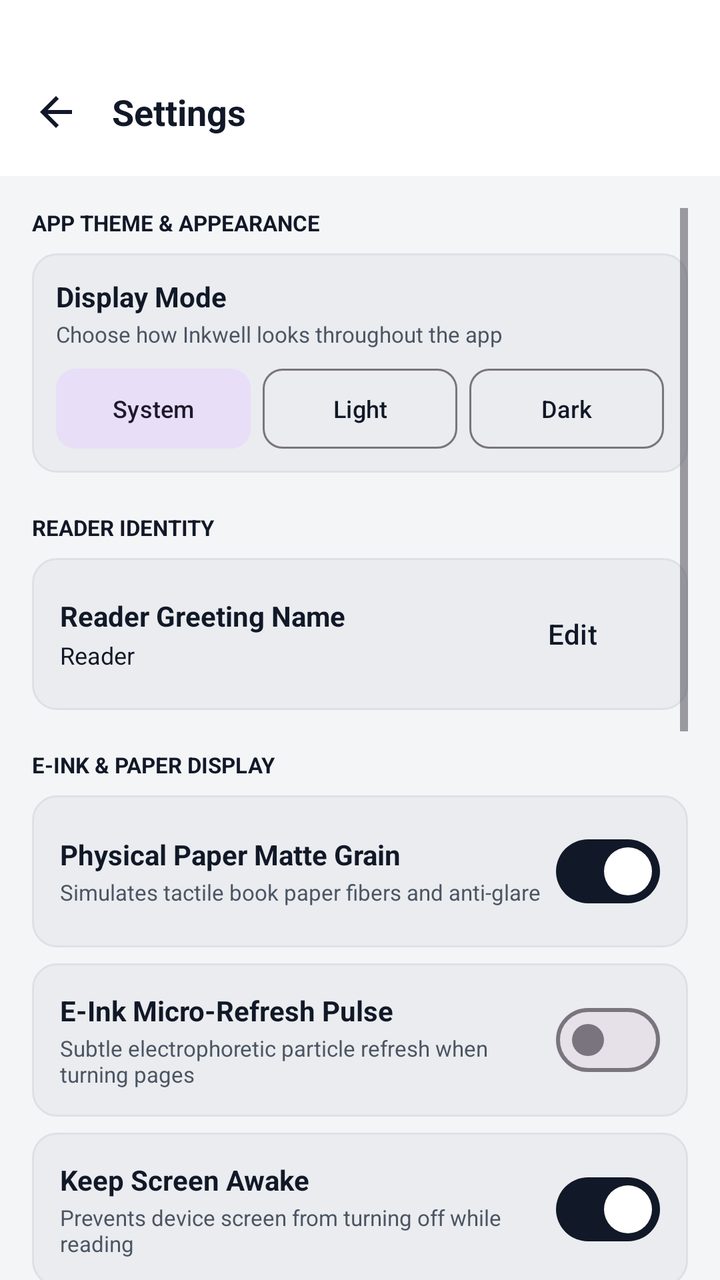
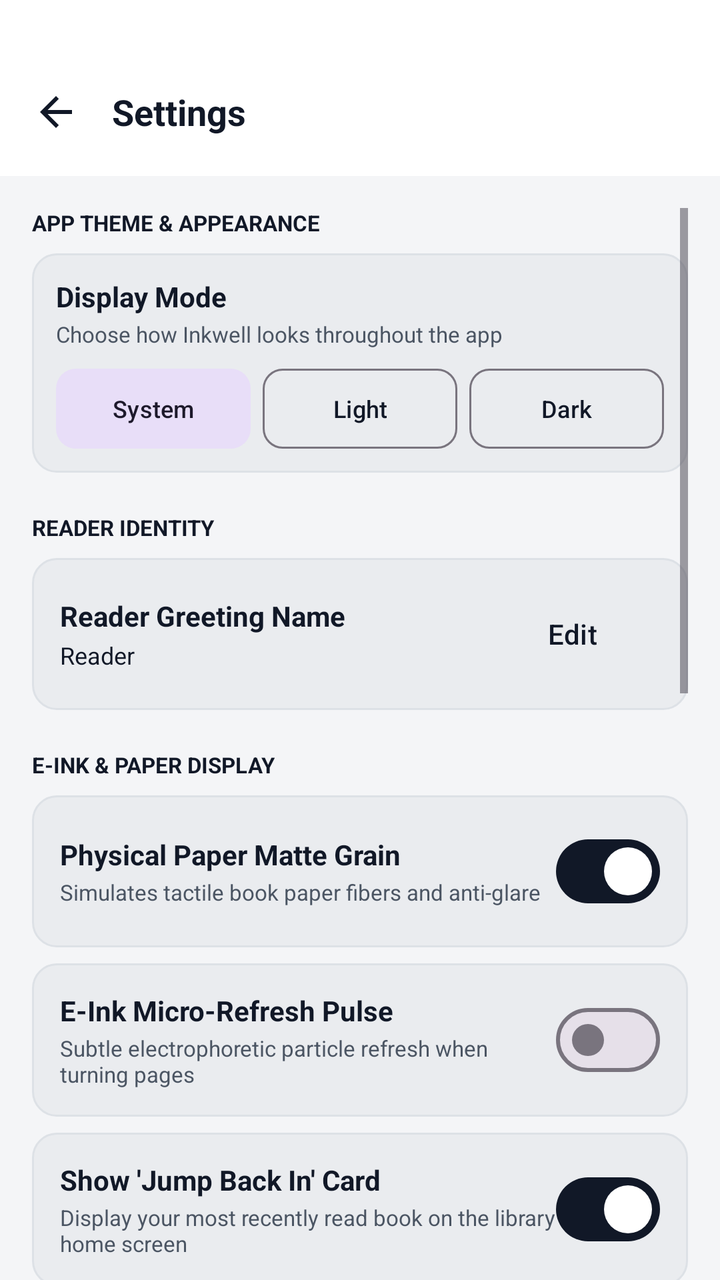

The first picture is an Android layout as it rendered before a commit; the second is the same layout after the commit. The layout source and the unified diff follow.
<!-- AndroidManifest.xml: application theme Theme.LuminaReader -->
<!-- res/layout/activity_settings.xml -->
<?xml version="1.0" encoding="utf-8"?>
<LinearLayout xmlns:android="http://schemas.android.com/apk/res/android"
    xmlns:app="http://schemas.android.com/apk/res-auto"
    android:layout_width="match_parent"
    android:layout_height="match_parent"
    android:background="@color/app_bg"
    android:orientation="vertical">

    
    <LinearLayout
        android:layout_width="match_parent"
        android:layout_height="wrap_content"
        android:background="@color/app_surface"
        android:gravity="center_vertical"
        android:orientation="horizontal"
        android:paddingHorizontal="8dp"
        android:paddingTop="36dp"
        android:paddingBottom="12dp">

        <ImageButton
            android:id="@+id/btnBack"
            android:layout_width="40dp"
            android:layout_height="40dp"
            android:background="?attr/selectableItemBackgroundBorderless"
            android:contentDescription="Back"
            android:src="@drawable/ic_arrow_back"
            app:tint="@color/text_primary" />

        <TextView
            android:layout_width="0dp"
            android:layout_height="wrap_content"
            android:layout_marginStart="8dp"
            android:layout_weight="1"
            android:text="Settings"
            android:textColor="@color/text_primary"
            android:textSize="18sp"
            android:textStyle="bold" />

    </LinearLayout>

    <ScrollView
        android:layout_width="match_parent"
        android:layout_height="match_parent"
        android:clipToPadding="false"
        android:padding="16dp">

        <LinearLayout
            android:layout_width="match_parent"
            android:layout_height="wrap_content"
            android:orientation="vertical">

            
            <TextView
                android:layout_width="wrap_content"
                android:layout_height="wrap_content"
                android:text="APP THEME &amp; APPEARANCE"
                android:textColor="@color/brand_primary"
                android:textSize="11sp"
                android:textStyle="bold" />

            <LinearLayout
                android:layout_width="match_parent"
                android:layout_height="wrap_content"
                android:layout_marginTop="8dp"
                android:background="@drawable/bg_setting_card"
                android:orientation="vertical"
                android:padding="12dp">

                <TextView
                    android:layout_width="wrap_content"
                    android:layout_height="wrap_content"
                    android:text="Display Mode"
                    android:textColor="@color/text_primary"
                    android:textSize="14sp"
                    android:textStyle="bold" />

                <TextView
                    android:layout_width="wrap_content"
                    android:layout_height="wrap_content"
                    android:layout_marginTop="2dp"
                    android:text="Choose how Inkwell looks throughout the app"
                    android:textColor="@color/text_secondary"
                    android:textSize="11sp" />

                <LinearLayout
                    android:layout_width="match_parent"
                    android:layout_height="wrap_content"
                    android:layout_marginTop="10dp"
                    android:orientation="horizontal">

                    <com.google.android.material.button.MaterialButton
                        android:id="@+id/btnThemeSystem"
                        style="@style/Widget.Material3.Button.TonalButton"
                        android:layout_width="0dp"
                        android:layout_height="40dp"
                        android:layout_marginEnd="4dp"
                        android:layout_weight="1"
                        android:insetTop="0dp"
                        android:insetBottom="0dp"
                        android:text="System"
                        android:textSize="12sp"
                        app:cornerRadius="10dp" />

                    <com.google.android.material.button.MaterialButton
                        android:id="@+id/btnThemeLight"
                        style="@style/Widget.Material3.Button.OutlinedButton"
                        android:layout_width="0dp"
                        android:layout_height="40dp"
                        android:layout_marginHorizontal="2dp"
                        android:layout_weight="1"
                        android:insetTop="0dp"
                        android:insetBottom="0dp"
                        android:text="Light"
                        android:textSize="12sp"
                        app:cornerRadius="10dp" />

                    <com.google.android.material.button.MaterialButton
                        android:id="@+id/btnThemeDark"
                        style="@style/Widget.Material3.Button.OutlinedButton"
                        android:layout_width="0dp"
                        android:layout_height="40dp"
                        android:layout_marginStart="4dp"
                        android:layout_weight="1"
                        android:insetTop="0dp"
                        android:insetBottom="0dp"
                        android:text="Dark"
                        android:textSize="12sp"
                        app:cornerRadius="10dp" />
                </LinearLayout>
            </LinearLayout>

            
            <TextView
                android:layout_width="wrap_content"
                android:layout_height="wrap_content"
                android:layout_marginTop="20dp"
                android:text="READER IDENTITY"
                android:textColor="@color/brand_primary"
                android:textSize="11sp"
                android:textStyle="bold" />

            <LinearLayout
                android:layout_width="match_parent"
                android:layout_height="wrap_content"
                android:layout_marginTop="8dp"
                android:background="@drawable/bg_setting_card"
                android:gravity="center_vertical"
                android:orientation="horizontal"
                android:padding="14dp">

                <LinearLayout
                    android:layout_width="0dp"
                    android:layout_height="wrap_content"
                    android:layout_weight="1"
                    android:orientation="vertical">

                    <TextView
                        android:layout_width="wrap_content"
                        android:layout_height="wrap_content"
                        android:text="Reader Greeting Name"
                        android:textColor="@color/text_primary"
                        android:textSize="14sp"
                        android:textStyle="bold" />

                    <TextView
                        android:id="@+id/tvCurrentReaderName"
                        android:layout_width="wrap_content"
                        android:layout_height="wrap_content"
                        android:layout_marginTop="2dp"
                        android:text="Reader"
                        android:textColor="@color/brand_primary"
                        android:textSize="12sp" />
                </LinearLayout>

                <com.google.android.material.button.MaterialButton
                    android:id="@+id/btnEditReaderName"
                    style="@style/Widget.Material3.Button.TextButton"
                    android:layout_width="wrap_content"
                    android:layout_height="wrap_content"
                    android:text="Edit"
                    android:textColor="@color/brand_primary" />
            </LinearLayout>

            
            <TextView
                android:layout_width="wrap_content"
                android:layout_height="wrap_content"
                android:layout_marginTop="20dp"
                android:text="E-INK &amp; PAPER DISPLAY"
                android:textColor="@color/brand_primary"
                android:textSize="11sp"
                android:textStyle="bold" />

            
            <LinearLayout
                android:layout_width="match_parent"
                android:layout_height="wrap_content"
                android:layout_marginTop="8dp"
                android:background="@drawable/bg_setting_card"
                android:gravity="center_vertical"
                android:orientation="horizontal"
                android:padding="14dp">

                <LinearLayout
                    android:layout_width="0dp"
                    android:layout_height="wrap_content"
                    android:layout_weight="1"
                    android:orientation="vertical">

                    <TextView
                        android:layout_width="wrap_content"
                        android:layout_height="wrap_content"
                        android:text="Physical Paper Matte Grain"
                        android:textColor="@color/text_primary"
                        android:textSize="14sp"
                        android:textStyle="bold" />

                    <TextView
                        android:layout_width="wrap_content"
                        android:layout_height="wrap_content"
                        android:layout_marginTop="2dp"
                        android:text="Simulates tactile book paper fibers and anti-glare"
                        android:textColor="@color/text_secondary"
                        android:textSize="11sp" />
                </LinearLayout>

                <com.google.android.material.materialswitch.MaterialSwitch
                    android:id="@+id/switchSettingsPaperMatte"
                    android:layout_width="wrap_content"
                    android:layout_height="wrap_content"
                    android:checked="true" />
            </LinearLayout>

            
            <LinearLayout
                android:layout_width="match_parent"
                android:layout_height="wrap_content"
                android:layout_marginTop="8dp"
                android:background="@drawable/bg_setting_card"
                android:gravity="center_vertical"
                android:orientation="horizontal"
                android:padding="14dp">

                <LinearLayout
                    android:layout_width="0dp"
                    android:layout_height="wrap_content"
                    android:layout_weight="1"
                    android:orientation="vertical">

                    <TextView
                        android:layout_width="wrap_content"
                        android:layout_height="wrap_content"
                        android:text="E-Ink Micro-Refresh Pulse"
                        android:textColor="@color/text_primary"
                        android:textSize="14sp"
                        android:textStyle="bold" />

                    <TextView
                        android:layout_width="wrap_content"
                        android:layout_height="wrap_content"
                        android:layout_marginTop="2dp"
                        android:text="Subtle electrophoretic particle refresh when turning pages"
                        android:textColor="@color/text_secondary"
                        android:textSize="11sp" />
                </LinearLayout>

                <com.google.android.material.materialswitch.MaterialSwitch
                    android:id="@+id/switchSettingsEinkFlash"
                    android:layout_width="wrap_content"
                    android:layout_height="wrap_content" />
            </LinearLayout>

            
            <LinearLayout
                android:layout_width="match_parent"
                android:layout_height="wrap_content"
                android:layout_marginTop="8dp"
                android:background="@drawable/bg_setting_card"
                android:gravity="center_vertical"
                android:orientation="horizontal"
                android:padding="14dp">

                <LinearLayout
                    android:layout_width="0dp"
                    android:layout_height="wrap_content"
                    android:layout_weight="1"
                    android:orientation="vertical">

                    <TextView
                        android:layout_width="wrap_content"
                        android:layout_height="wrap_content"
                        android:text="Keep Screen Awake"
                        android:textColor="@color/text_primary"
                        android:textSize="14sp"
                        android:textStyle="bold" />

                    <TextView
                        android:layout_width="wrap_content"
                        android:layout_height="wrap_content"
                        android:layout_marginTop="2dp"
                        android:text="Prevents device screen from turning off while reading"
                        android:textColor="@color/text_secondary"
                        android:textSize="11sp" />
                </LinearLayout>

                <com.google.android.material.materialswitch.MaterialSwitch
                    android:id="@+id/switchSettingsKeepAwake"
                    android:layout_width="wrap_content"
                    android:layout_height="wrap_content"
                    android:checked="true" />
            </LinearLayout>

            
            <TextView
                android:layout_width="wrap_content"
                android:layout_height="wrap_content"
                android:layout_marginTop="20dp"
                android:text="STORAGE &amp; MAINTENANCE"
                android:textColor="@color/brand_primary"
                android:textSize="11sp"
                android:textStyle="bold" />

            <LinearLayout
                android:layout_width="match_parent"
                android:layout_height="wrap_content"
                android:layout_marginTop="8dp"
                android:background="@drawable/bg_setting_card"
                android:gravity="center_vertical"
                android:orientation="horizontal"
                android:padding="14dp">

                <LinearLayout
                    android:layout_width="0dp"
                    android:layout_height="wrap_content"
                    android:layout_weight="1"
                    android:orientation="vertical">

                    <TextView
                        android:layout_width="wrap_content"
                        android:layout_height="wrap_content"
                        android:text="Clear Unpacked EPUB Cache"
                        android:textColor="@color/text_primary"
                        android:textSize="14sp"
                        android:textStyle="bold" />

                    <TextView
                        android:id="@+id/tvCacheSize"
                        android:layout_width="wrap_content"
                        android:layout_height="wrap_content"
                        android:layout_marginTop="2dp"
                        android:text="Frees storage without deleting your saved books"
                        android:textColor="@color/text_secondary"
                        android:textSize="11sp" />
                </LinearLayout>

                <com.google.android.material.button.MaterialButton
                    android:id="@+id/btnClearCache"
                    style="@style/Widget.Material3.Button.OutlinedButton"
                    android:layout_width="wrap_content"
                    android:layout_height="wrap_content"
                    android:text="Clear"
                    android:textColor="@color/brand_primary"
                    app:strokeColor="@color/brand_primary" />
            </LinearLayout>

            
            <TextView
                android:layout_width="wrap_content"
                android:layout_height="wrap_content"
                android:layout_marginTop="20dp"
                android:text="SUPPORTED BOOK FORMATS"
                android:textColor="@color/brand_primary"
                android:textSize="11sp"
                android:textStyle="bold" />

            <LinearLayout
                android:layout_width="match_parent"
                android:layout_height="wrap_content"
                android:layout_marginTop="8dp"
                android:background="@drawable/bg_setting_card"
                android:orientation="vertical"
                android:padding="14dp">

                <TextView
                    android:layout_width="wrap_content"
                    android:layout_height="wrap_content"
                    android:text="EPUB (.epub)"
                    android:textColor="@color/text_primary"
                    android:textSize="13sp"
                    android:textStyle="bold" />

                <TextView
                    android:layout_width="wrap_content"
                    android:layout_height="wrap_content"
                    android:layout_marginTop="2dp"
                    android:text="Electronic Publications with chapters, images &amp; typography controls"
                    android:textColor="@color/text_secondary"
                    android:textSize="11sp" />

                <View
                    android:layout_width="match_parent"
                    android:layout_height="1dp"
                    android:layout_marginVertical="10dp"
                    android:background="@color/app_border" />

                <TextView
                    android:layout_width="wrap_content"
                    android:layout_height="wrap_content"
                    android:text="PDF (.pdf)"
                    android:textColor="@color/text_primary"
                    android:textSize="13sp"
                    android:textStyle="bold" />

                <TextView
                    android:layout_width="wrap_content"
                    android:layout_height="wrap_content"
                    android:layout_marginTop="2dp"
                    android:text="Documents &amp; books with Fit Width, Full Screen, pinch zoom &amp; dark mode"
                    android:textColor="@color/text_secondary"
                    android:textSize="11sp" />

                <View
                    android:layout_width="match_parent"
                    android:layout_height="1dp"
                    android:layout_marginVertical="10dp"
                    android:background="@color/app_border" />

                <TextView
                    android:layout_width="wrap_content"
                    android:layout_height="wrap_content"
                    android:text="Plain Text &amp; Markdown (.txt, .md)"
                    android:textColor="@color/text_primary"
                    android:textSize="13sp"
                    android:textStyle="bold" />

                <TextView
                    android:layout_width="wrap_content"
                    android:layout_height="wrap_content"
                    android:layout_marginTop="2dp"
                    android:text="Fast, distraction-free reading for text files and markdown documents"
                    android:textColor="@color/text_secondary"
                    android:textSize="11sp" />
            </LinearLayout>

            
            <TextView
                android:layout_width="wrap_content"
                android:layout_height="wrap_content"
                android:layout_marginTop="20dp"
                android:text="ABOUT INKWELL"
                android:textColor="@color/brand_primary"
                android:textSize="11sp"
                android:textStyle="bold" />

            <LinearLayout
                android:layout_width="match_parent"
                android:layout_height="wrap_content"
                android:layout_marginTop="8dp"
                android:layout_marginBottom="40dp"
                android:background="@drawable/bg_setting_card"
                android:orientation="vertical"
                android:padding="14dp">

                <TextView
                    android:layout_width="wrap_content"
                    android:layout_height="wrap_content"
                    android:text="Inkwell E-Reader v2.2"
                    android:textColor="@color/text_primary"
                    android:textSize="14sp"
                    android:textStyle="bold" />

                <TextView
                    android:layout_width="wrap_content"
                    android:layout_height="wrap_content"
                    android:layout_marginTop="4dp"
                    android:lineSpacingMultiplier="1.3"
                    android:text="Kindle Paperwhite Sanctuary • Google Expressive Material Design • 100% Offline"
                    android:textColor="@color/text_secondary"
                    android:textSize="12sp" />
            </LinearLayout>

        </LinearLayout>
    </ScrollView>

</LinearLayout>
<!-- resources referenced by this layout -->
<resources>
  <color name="app_bg">#F4F5F7</color>
  <color name="app_border">#DDE1E6</color>
  <color name="app_surface">#FFFFFF</color>
  <color name="brand_primary">#111827</color>
  <color name="text_primary">#111827</color>
  <color name="text_secondary">#4B5563</color>
  <!-- drawable bg_setting_card (drawable) -->
  <shape xmlns:android="http://schemas.android.com/apk/res/android"
      android:shape="rectangle">
      <corners android:radius="12dp" />
      <solid android:color="@color/app_surface_variant" />
      <stroke
          android:width="1dp"
          android:color="@color/app_border" />
  </shape>
  <!-- drawable ic_arrow_back (drawable) -->
  <vector xmlns:android="http://schemas.android.com/apk/res/android"
      android:width="24dp"
      android:height="24dp"
      android:viewportWidth="24"
      android:viewportHeight="24">
      <path
          android:fillColor="#FFFFFFFF"
          android:pathData="M20,11H7.83l5.59,-5.59L12,4l-8,8 8,8 1.41,-1.41L7.83,13H20v-2z"/>
  </vector>
  <style name="Theme.LuminaReader" parent="Theme.Material3.DayNight.NoActionBar">
          <item name="colorPrimary">@color/brand_primary</item>
          <item name="colorOnPrimary">@color/brand_on_primary</item>
          <item name="colorSecondary">@color/brand_accent</item>
          <item name="android:statusBarColor">@color/app_bg</item>
          <item name="android:navigationBarColor">@color/app_bg</item>
          <item name="android:windowBackground">@color/app_bg</item>
          <item name="android:windowLightStatusBar" tools:targetApi="m">true</item>
      </style>
  <color name="app_surface_variant">#EAECEF</color>
  <color name="brand_on_primary">#FFFFFF</color>
  <color name="brand_accent">#374151</color>
</resources>

<!-- the commit's change to res/layout/activity_settings.xml (unified diff, before → after) -->
@@ -289,6 +289,46 @@
                     <TextView
                         android:layout_width="wrap_content"
                         android:layout_height="wrap_content"
+                        android:text="Show 'Jump Back In' Card"
+                        android:textColor="@color/text_primary"
+                        android:textSize="14sp"
+                        android:textStyle="bold" />
+
+                    <TextView
+                        android:layout_width="wrap_content"
+                        android:layout_height="wrap_content"
+                        android:layout_marginTop="2dp"
+                        android:text="Display your most recently read book on the library home screen"
+                        android:textColor="@color/text_secondary"
+                        android:textSize="11sp" />
+                </LinearLayout>
+
+                <com.google.android.material.materialswitch.MaterialSwitch
+                    android:id="@+id/switchSettingsJumpBackIn"
+                    android:layout_width="wrap_content"
+                    android:layout_height="wrap_content"
+                    android:checked="true" />
+            </LinearLayout>
+
+            
+            <LinearLayout
+                android:layout_width="match_parent"
+                android:layout_height="wrap_content"
+                android:layout_marginTop="8dp"
+                android:background="@drawable/bg_setting_card"
+                android:gravity="center_vertical"
+                android:orientation="horizontal"
+                android:padding="14dp">
+
+                <LinearLayout
+                    android:layout_width="0dp"
+                    android:layout_height="wrap_content"
+                    android:layout_weight="1"
+                    android:orientation="vertical">
+
+                    <TextView
+                        android:layout_width="wrap_content"
+                        android:layout_height="wrap_content"
                         android:text="Keep Screen Awake"
                         android:textColor="@color/text_primary"
                         android:textSize="14sp"
